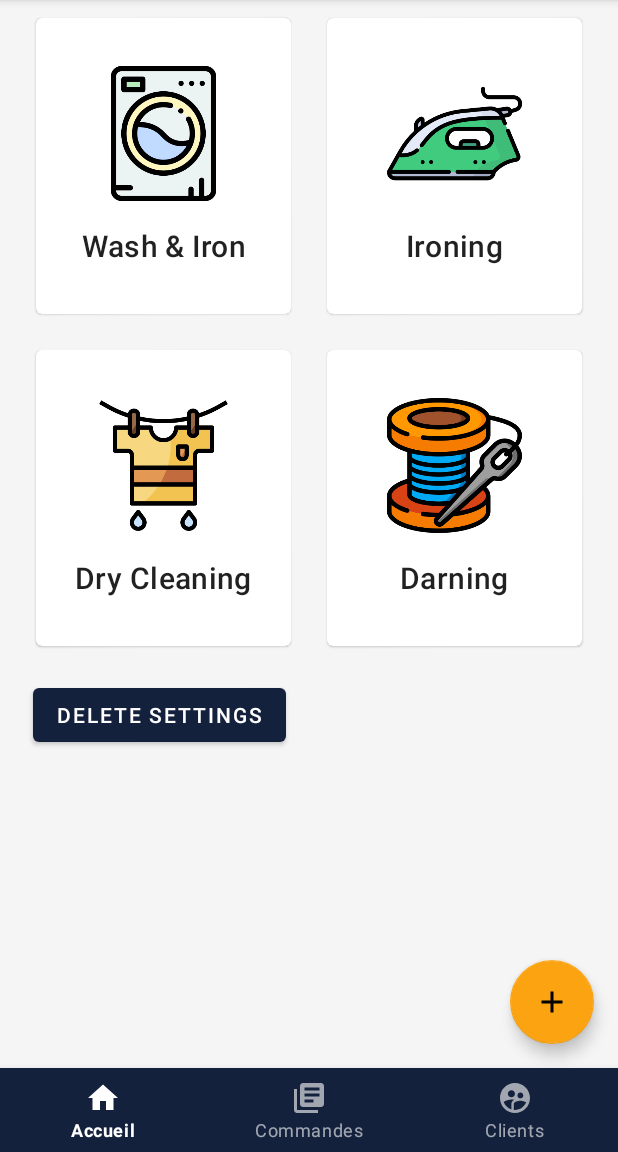
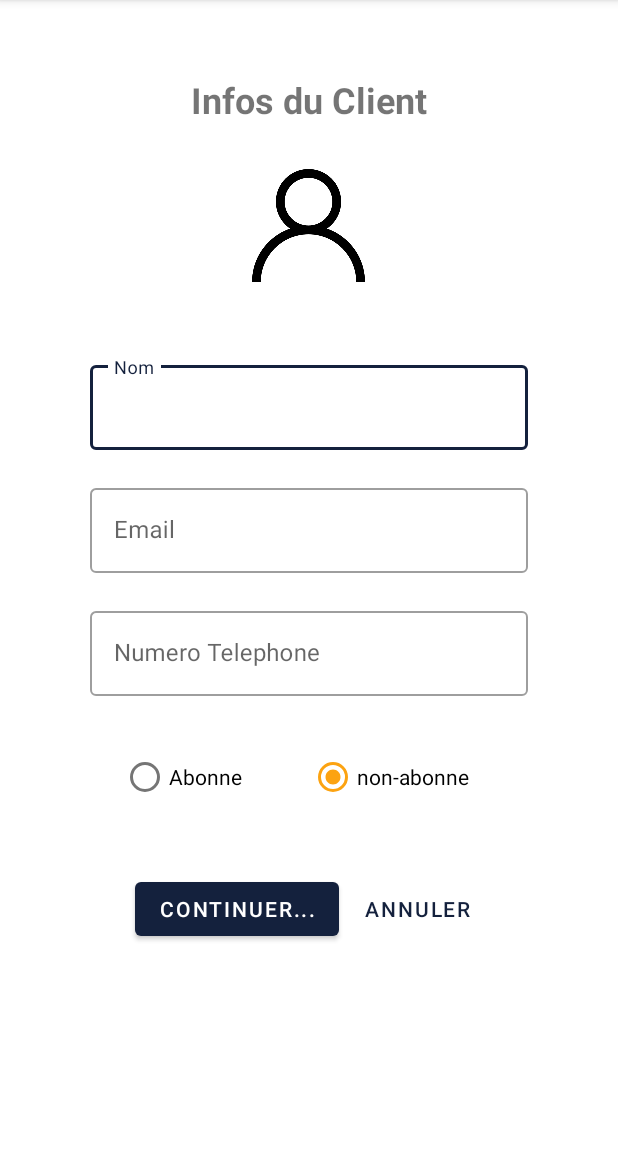
Before and after one commit to naoufalb99/blanchisserie-android, an Android app: the HomeActivity screen opened directly, with no data from a screen before it, after a tap on an icon or button, on a phone screen of 412 x 824 dp, the part 84-1236 px from its top. Run offline under Robolectric (Android 15) with nearby library versions, the phone set to English and light mode, and no system bars; our stand-ins replace Room's generated code.

Commit message:
feat: interaction between addcommand owner and home

```diff
--- a/app/build.gradle
+++ b/app/build.gradle
@@ -39,11 +39,13 @@ dependencies {
 dependencies {
 
 
+    implementation 'androidx.wear:wear:1.0.0'
     implementation 'androidx.legacy:legacy-support-v4:1.0.0'
     implementation 'androidx.annotation:annotation:1.1.0'
     implementation 'androidx.constraintlayout:constraintlayout:2.0.4'
     implementation 'androidx.lifecycle:lifecycle-livedata-ktx:2.2.0'
     implementation 'androidx.lifecycle:lifecycle-viewmodel-ktx:2.2.0'
+    compileOnly 'com.google.android.wearable:wearable:2.6.0'
     def room_version = "2.2.6"
 
     implementation "androidx.room:room-runtime:$room_version"
--- a/app/src/main/AndroidManifest.xml
+++ b/app/src/main/AndroidManifest.xml
@@ -1,6 +1,10 @@
 <?xml version="1.0" encoding="utf-8"?>
 <manifest xmlns:android="http://schemas.android.com/apk/res/android"
     package="iao.master.blanchisserie">
+
+    <uses-permission android:name="android.permission.WAKE_LOCK" />
+
+    <uses-feature android:name="android.hardware.type.watch" />
 
     <application
         android:allowBackup="true"
@@ -8,21 +12,25 @@
         android:label="@string/app_name"
         android:roundIcon="@mipmap/ic_launcher_round"
         android:supportsRtl="true"
-        android:theme="@style/Theme.Blanchisserie" >
+        android:theme="@style/Theme.Blanchisserie">
+
+
+
+        <meta-data
+            android:name="com.google.android.wearable.standalone"
+            android:value="true" />
 
         <activity android:name=".activities.MainActivity">
-          <intent-filter>
-              <action android:name="android.intent.action.MAIN" />
-              <category android:name="android.intent.category.LAUNCHER" />
-          </intent-filter>
+            <intent-filter>
+                <action android:name="android.intent.action.MAIN" />
+
+                <category android:name="android.intent.category.LAUNCHER" />
+            </intent-filter>
         </activity>
-
         <activity android:name=".activities.WelcomeActivity" />
-
         <activity android:name=".activities.HomeActivity" />
-
         <activity android:name=".activities.AdminSignUpActivity" />
-
+        <activity android:name=".activities.AddCommandOwner"/>
     </application>
 
 </manifest>
--- /dev/null
+++ b/app/src/main/java/iao/master/blanchisserie/activities/AddCommandOwner.java
@@ -0,0 +1,79 @@
+package iao.master.blanchisserie.activities;
+
+import androidx.appcompat.app.AppCompatActivity;
+
+import android.content.Intent;
+import android.os.Bundle;
+import android.widget.Button;
+import android.widget.EditText;
+import android.widget.RadioButton;
+import android.view.View;
+import android.widget.RadioGroup;
+import android.widget.Toast;
+
+import com.google.android.material.textfield.TextInputEditText;
+import com.google.android.material.textfield.TextInputLayout;
+
+import iao.master.blanchisserie.R;
+import iao.master.blanchisserie.models.Clients;
+
+public class AddCommandOwner extends AppCompatActivity {
+    String nom,email,phone;
+    Boolean subscribed;
+
+
+    RadioGroup radioGroup;
+    RadioButton radioButton;
+
+    TextInputLayout nomInput,emailInput,phoneInput;
+
+    Button continuer,annuler;
+
+    @Override
+    protected void onCreate(Bundle savedInstanceState) {
+        super.onCreate(savedInstanceState);
+        setContentView(R.layout.activity_add_command_owner);
+
+        radioGroup = findViewById(R.id.radioGroup);
+
+
+         nomInput = findViewById(R.id.nomClient);
+         emailInput = findViewById(R.id.clientEmail);
+         phoneInput = findViewById(R.id.clientPhone);
+
+        continuer = (Button) findViewById(R.id.continuer);
+        annuler = (Button) findViewById(R.id.annuler);
+
+
+    }
+
+    @Override
+    protected void onStart() {
+        super.onStart();
+        continuer.setOnClickListener(v -> {
+
+            nom = nomInput.getEditText().getText().toString();
+            email = emailInput.getEditText().getText().toString();
+            phone = phoneInput.getEditText().getText().toString();
+
+            if(nom.isEmpty() || phone.isEmpty()  || email.isEmpty()){
+                Toast.makeText(getApplicationContext(),"please fill in all the fields",Toast.LENGTH_SHORT).show();
+            }else{
+                Clients client = new Clients(nom,email,phone,subscribed);
+            }
+        });
+
+        annuler.setOnClickListener(v -> {
+            startActivity(new Intent(this, HomeActivity.class));
+        });
+    }
+
+    public void checked(View v){
+        int radioId = radioGroup.getCheckedRadioButtonId();
+        radioButton = findViewById(radioId);
+        if(radioButton.getText().toString().equals("abonne"))
+            subscribed=true;
+        else
+            subscribed=false;
+    }
+}
--- a/app/src/main/java/iao/master/blanchisserie/activities/AdminSignUpActivity.java
+++ b/app/src/main/java/iao/master/blanchisserie/activities/AdminSignUpActivity.java
@@ -7,6 +7,7 @@ import android.view.WindowManager;
 import android.widget.Button;
 import android.widget.EditText;
 import android.widget.Toast;
+
 
 import androidx.annotation.Nullable;
 import androidx.appcompat.app.AppCompatActivity;
--- a/app/src/main/java/iao/master/blanchisserie/activities/HomeActivity.java
+++ b/app/src/main/java/iao/master/blanchisserie/activities/HomeActivity.java
@@ -52,6 +52,8 @@ public class HomeActivity extends AppCompatActivity {
 
     private void showNewCommandActivity() {
         // TODO: configure intent
+        //temporary intent
+        startActivity(new Intent(this, AddCommandOwner.class));
         Toast.makeText(this, "New Command", Toast.LENGTH_SHORT).show();
     }
 
--- /dev/null
+++ b/app/src/main/res/layout/activity_add_command_owner.xml
@@ -0,0 +1,147 @@
+<?xml version="1.0" encoding="utf-8"?>
+<LinearLayout xmlns:android="http://schemas.android.com/apk/res/android"
+    xmlns:app="http://schemas.android.com/apk/res-auto"
+    android:layout_width="match_parent"
+    android:layout_height="match_parent"
+    android:background="#FFFFFF"
+    android:orientation="vertical">
+
+    <LinearLayout
+        android:layout_width="match_parent"
+        android:layout_height="wrap_content"
+        android:paddingBottom="20dp"
+        android:paddingTop="50dp"
+        android:orientation="vertical">
+
+        <TextView
+            android:id="@+id/textView5"
+            android:layout_width="match_parent"
+            android:layout_height="match_parent"
+            android:layout_weight="1"
+            android:gravity="center"
+            android:textStyle="bold"
+            android:textSize="24sp"
+            android:text="Infos du Client" />
+
+        <ImageView
+            android:layout_width="wrap_content"
+            android:layout_height="75dp"
+            android:layout_gravity="center"
+            android:layout_marginTop="30dp"
+            android:adjustViewBounds="true"
+            android:src="@drawable/user" />
+    </LinearLayout>
+    <LinearLayout
+        android:layout_width="match_parent"
+        android:layout_height="wrap_content"
+        android:orientation="vertical"
+        android:layout_gravity="center"
+        android:paddingTop="20dp"
+        android:paddingBottom="50dp"
+        android:paddingLeft="50dp"
+        android:paddingRight="50dp"
+        >
+
+        <com.google.android.material.textfield.TextInputLayout
+            android:id="@+id/nomClient"
+            android:layout_width="match_parent"
+            android:layout_height="wrap_content"
+            android:hint="Nom"
+            android:layout_margin="10dp"
+            style="@style/Widget.MaterialComponents.TextInputLayout.OutlinedBox">
+
+            <com.google.android.material.textfield.TextInputEditText
+                android:layout_width="match_parent"
+                android:layout_height="wrap_content" />
+
+        </com.google.android.material.textfield.TextInputLayout>
+
+        <com.google.android.material.textfield.TextInputLayout
+            android:id="@+id/clientEmail"
+            android:layout_width="match_parent"
+            android:layout_height="wrap_content"
+            android:hint="Email"
+            android:layout_margin="10dp"
+            style="@style/Widget.MaterialComponents.TextInputLayout.OutlinedBox">
+
+            <com.google.android.material.textfield.TextInputEditText
+                android:layout_width="match_parent"
+                android:layout_height="wrap_content" />
+
+        </com.google.android.material.textfield.TextInputLayout>
+
+        <com.google.android.material.textfield.TextInputLayout
+            android:id="@+id/clientPhone"
+            android:layout_width="match_parent"
+            android:layout_height="wrap_content"
+            android:hint="Numero Telephone"
+            android:layout_margin="10dp"
+            style="@style/Widget.MaterialComponents.TextInputLayout.OutlinedBox">
+
+            <com.google.android.material.textfield.TextInputEditText
+                android:layout_width="match_parent"
+                android:layout_height="wrap_content" />
+
+        </com.google.android.material.textfield.TextInputLayout>
+
+
+           <RadioGroup
+               android:id="@+id/radioGroup"
+               android:layout_width="match_parent"
+               android:layout_height="wrap_content"
+               android:orientation="horizontal"
+               android:layout_marginTop="20dp"
+               android:gravity="center">
+
+               <RadioButton
+                   android:id="@+id/abonne"
+                   android:layout_width="125dp"
+                   android:layout_height="wrap_content"
+                   android:onClick="checked"
+                   android:text="Abonne" />
+
+               <RadioButton
+                   android:id="@+id/nonAbonne"
+                   android:layout_width="125dp"
+                   android:layout_height="wrap_content"
+                   android:onClick="checked"
+                   android:text="non-abonne"
+                   android:checked="true"/>
+           </RadioGroup>
+
+        <LinearLayout
+            android:layout_width="wrap_content"
+            android:layout_height="wrap_content"
+            android:layout_gravity="center"
+            android:layout_marginTop="30dp"
+            android:orientation="horizontal">
+
+            <Button
+                android:id="@+id/continuer"
+                android:layout_width="wrap_content"
+                android:layout_height="wrap_content"
+                android:layout_marginTop="10dp"
+                android:layout_marginBottom="10dp"
+                android:layout_marginStart="10dp"
+                android:layout_marginEnd="4dp"
+                android:text="continuer..." />
+
+            <Button
+                android:id="@+id/annuler"
+                android:layout_width="wrap_content"
+                android:layout_height="wrap_content"
+                android:layout_marginTop="10dp"
+                android:layout_marginBottom="10dp"
+                android:layout_marginStart="4dp"
+                android:layout_marginEnd="10dp"
+                android:text="Annuler"
+                style="@style/Widget.MaterialComponents.Button.TextButton.Icon"/>
+        </LinearLayout>
+
+    </LinearLayout>
+
+
+
+
+
+</LinearLayout>
--- /dev/null
+++ b/app/src/main/res/values-round/strings.xml
@@ -0,0 +1,3 @@
+<resources>
+    <string name="hello_world">Hello Round World!</string>
+</resources>
--- a/app/src/main/res/values/dimens.xml
+++ b/app/src/main/res/values/dimens.xml
@@ -2,4 +2,16 @@
     <!-- Default screen margins, per the Android Design guidelines. -->
     <dimen name="fragment_horizontal_margin">16dp</dimen>
     <dimen name="fragment_vertical_margin">16dp</dimen>
+    <!--
+    Because the window insets on round devices are larger than 15dp, this padding only applies
+    to square screens.
+    -->
+    <dimen name="box_inset_layout_padding">0dp</dimen>
+
+    <!--
+    This padding applies to both square and round screens. The total padding between the buttons
+    and the window insets is box_inset_layout_padding (above variable) on square screens and
+    inner_frame_layout_padding (below variable) on round screens.
+    -->
+    <dimen name="inner_frame_layout_padding">5dp</dimen>
 </resources>
--- a/app/src/main/res/values/strings.xml
+++ b/app/src/main/res/values/strings.xml
@@ -9,4 +9,10 @@
     <string name="invalid_username">Not a valid username</string>
     <string name="invalid_password">Password must be >5 characters</string>
     <string name="login_failed">"Login failed"</string>
+    <string name="title_activity_add_command_owner">AddCommandOwnerActivity</string>
+    <!--
+    This string is used for square devices and overridden by hello_world in
+    values-round/strings.xml for round devices.
+    -->
+    <string name="hello_world">Hello Square World!</string>
 </resources>
```
Also changed, not shown: app/src/main/res/drawable-v24/user.png (added), app/src/main/user-playstore.png (added).
